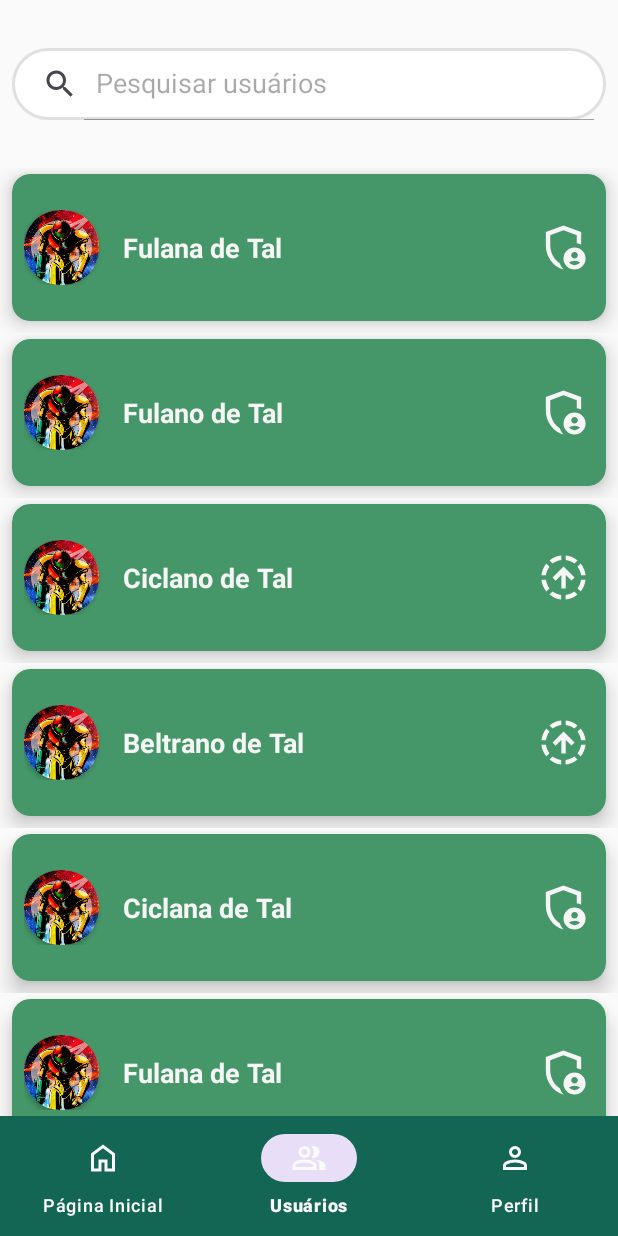
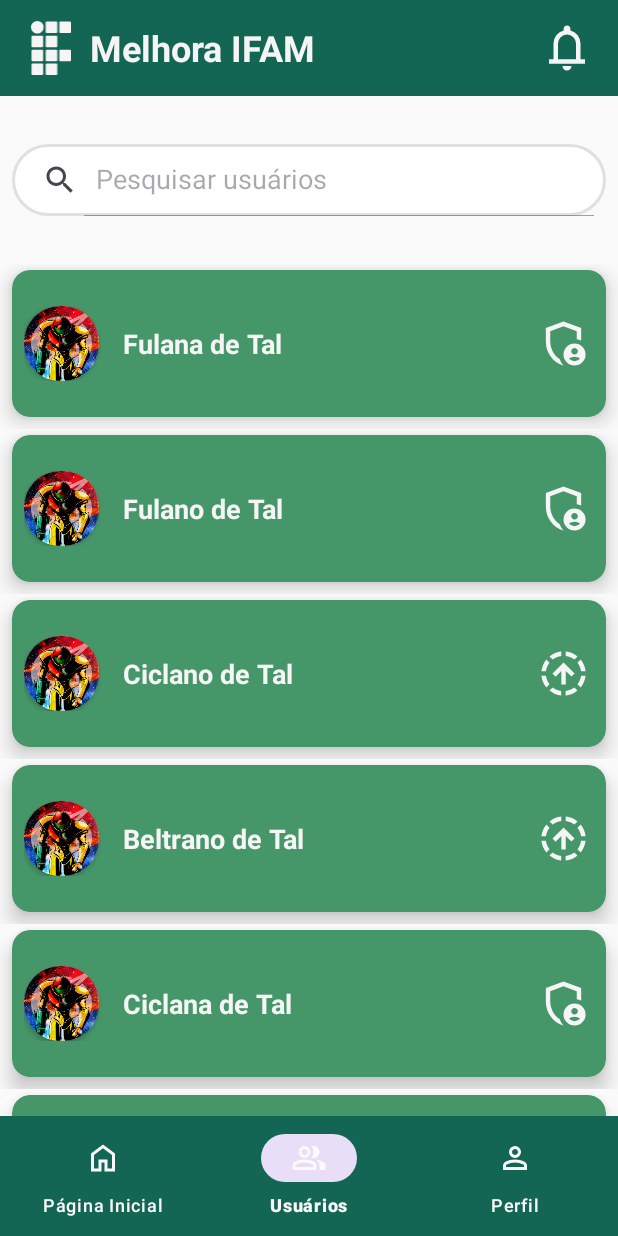
Before and after one commit to melhora-ifam/melhora-ifam, an Android app: the Homepage screen opened directly, with no data from a screen before it, item 2 of the bottom bar chosen, on a phone screen of 412 x 824 dp. Run offline under Robolectric (Android 15) with nearby library versions, the phone set to English and light mode, and no system bars.

Commit message:
Incluindo uma toolbar superiora

```diff
--- a/app/src/main/java/com/example/melhoraifam/Homepage.kt
+++ b/app/src/main/java/com/example/melhoraifam/Homepage.kt
@@ -2,8 +2,11 @@ package com.example.melhoraifam
 
 import android.os.Bundle
 import android.util.Log
+import android.widget.ImageView
 import androidx.activity.enableEdgeToEdge
 import androidx.appcompat.app.AppCompatActivity
+import androidx.core.content.ContextCompat
+import androidx.core.content.res.ResourcesCompat
 import androidx.core.view.ViewCompat
 import androidx.core.view.WindowInsetsCompat
 import androidx.fragment.app.Fragment
@@ -18,6 +21,17 @@ class Homepage : AppCompatActivity() {
         binding = ActivityHomepageBinding.inflate(layoutInflater)
         setContentView(binding.root)
         replaceFragment(HomeAdminFragment())
+
+        val notificacoes = findViewById<ImageView>(R.id.sininho)
+        var currentIcon = true
+        notificacoes.setOnClickListener {
+            if (currentIcon) {
+                notificacoes.setImageResource(R.drawable.bell_ringing)
+            } else {
+                notificacoes.setImageResource(R.drawable.bell)
+            }
+            currentIcon = !currentIcon
+        }
 
         // Adicionar aqui a lógica de trocar de fragmento
 
--- a/app/src/main/res/drawable/bell_ringing.xml
+++ b/app/src/main/res/drawable/bell_ringing.xml
@@ -4,6 +4,6 @@
     android:viewportWidth="960"
     android:viewportHeight="960">
   <path
-      android:pathData="M160,760v-80h80v-280q0,-83 50,-147.5T420,168v-28q0,-25 17.5,-42.5T480,80q25,0 42.5,17.5T540,140v28q80,20 130,84.5T720,400v280h80v80L160,760ZM480,460ZM480,880q-33,0 -56.5,-23.5T400,800h160q0,33 -23.5,56.5T480,880ZM320,680h320v-280q0,-66 -47,-113t-113,-47q-66,0 -113,47t-47,113v280Z"
+      android:pathData="M80,400q0,-100 44.5,-183.5T244,78l47,64q-60,44 -95.5,111T160,400L80,400ZM800,400q0,-80 -35.5,-147T669,142l47,-64q75,55 119.5,138.5T880,400h-80ZM160,760v-80h80v-280q0,-83 50,-147.5T420,168v-28q0,-25 17.5,-42.5T480,80q25,0 42.5,17.5T540,140v28q80,20 130,84.5T720,400v280h80v80L160,760ZM480,460ZM480,880q-33,0 -56.5,-23.5T400,800h160q0,33 -23.5,56.5T480,880ZM320,680h320v-280q0,-66 -47,-113t-113,-47q-66,0 -113,47t-47,113v280Z"
       android:fillColor="#5f6368"/>
 </vector>
--- a/app/src/main/res/layout/activity_homepage.xml
+++ b/app/src/main/res/layout/activity_homepage.xml
@@ -8,20 +8,56 @@
     tools:context=".Homepage">
 
 
+    <androidx.appcompat.widget.Toolbar
+        android:id="@+id/toolbarHomepage"
+        android:layout_width="match_parent"
+        android:layout_height="wrap_content"
+        android:background="@color/primary_green_600"
+        android:minHeight="?attr/actionBarSize"
+        android:theme="?attr/actionBarTheme"
+        app:layout_constraintEnd_toEndOf="parent"
+        app:layout_constraintStart_toStartOf="parent"
+        app:layout_constraintTop_toTopOf="parent">
+        <ImageView
+            android:id="@+id/logo_ifam"
+            android:layout_width="36dp"
+            android:layout_height="36dp"
+            android:layout_marginHorizontal="8dp"
+            app:srcCompat="@drawable/ifam_verde"
+            android:clickable="true"
+            app:tint="@color/neutral_light_100" />
+        <TextView
+            android:id="@+id/tv_toolbar"
+            android:layout_width="wrap_content"
+            android:layout_height="wrap_content"
+            android:text="@string/app_name"
+            android:textStyle="bold"
+            android:textColor="@color/neutral_light_100"
+            android:textSize="24sp"/>
+        <ImageView
+            android:id="@+id/sininho"
+            android:layout_width="36dp"
+            android:layout_height="36dp"
+            android:layout_gravity="end"
+            android:layout_marginHorizontal="16dp"
+            app:srcCompat="@drawable/bell"
+            app:tint="@color/neutral_light_100" />
+
+    </androidx.appcompat.widget.Toolbar>
+
     <FrameLayout
         android:id="@+id/frameLayoutHome"
         android:layout_width="0dp"
         android:layout_height="0dp"
+        app:layout_constraintTop_toBottomOf="@id/toolbarHomepage"
         app:layout_constraintBottom_toTopOf="@id/bottom_navbar"
         app:layout_constraintEnd_toEndOf="parent"
-        app:layout_constraintStart_toStartOf="parent"
-        app:layout_constraintTop_toTopOf="parent">
+        app:layout_constraintStart_toStartOf="parent">
 
     </FrameLayout>
 
     <com.google.android.material.bottomnavigation.BottomNavigationView
         android:id="@+id/bottom_navbar"
-        app:menu="@menu/bottom_navbar"
         android:layout_width="0dp"
         android:layout_height="wrap_content"
         android:background="@color/primary_green_600"
@@ -29,6 +65,7 @@
         app:itemTextColor="@color/neutral_light_50"
         app:layout_constraintBottom_toBottomOf="parent"
         app:layout_constraintEnd_toEndOf="parent"
-        app:layout_constraintStart_toStartOf="parent" />
+        app:layout_constraintStart_toStartOf="parent"
+        app:menu="@menu/bottom_navbar" />
 
 </androidx.constraintlayout.widget.ConstraintLayout>
--- a/app/src/main/res/layout/fragment_my_ocorrencias.xml
+++ b/app/src/main/res/layout/fragment_my_ocorrencias.xml
@@ -20,7 +20,7 @@
             android:layout_weight="1"
             android:background="@drawable/rounded_background"
             android:iconifiedByDefault="false"
-            android:queryHint="@string/pesquisar_usuarios"
+            android:queryHint="@string/pesquisar_ocorrencias"
             app:layout_constraintBottom_toTopOf="@+id/layoutOcorrencias"
             app:layout_constraintEnd_toEndOf="parent"
             app:layout_constraintStart_toStartOf="parent"
--- a/app/src/main/res/values/strings.xml
+++ b/app/src/main/res/values/strings.xml
@@ -7,6 +7,8 @@
     <string name="usuarios">Usuários</string>
     <string name="perfil">Perfil</string>
     <string name="adicionar_ocorrencia">Adicionar ocorrência</string>
+    <string name="voltar">Voltar</string>
+    <string name="notificacoes">Notificações</string>
 
     <!-- Filtragens na homepage -->
     <string name="pesquisar_ocorrencias">Pesquisar ocorrências</string>
@@ -49,6 +51,4 @@
     <string name="prioridade">Prioridade</string>
     <string name="local">Local</string>
     <string name="categoria">Categoria</string>
-    <!-- TODO: Remove or change this placeholder text -->
-    <string name="hello_blank_fragment">Hello blank fragment</string>
 </resources>
```
Also changed, not shown: app/src/main/res/drawable/arrow_back.xml (added, +9 -0 lines).
